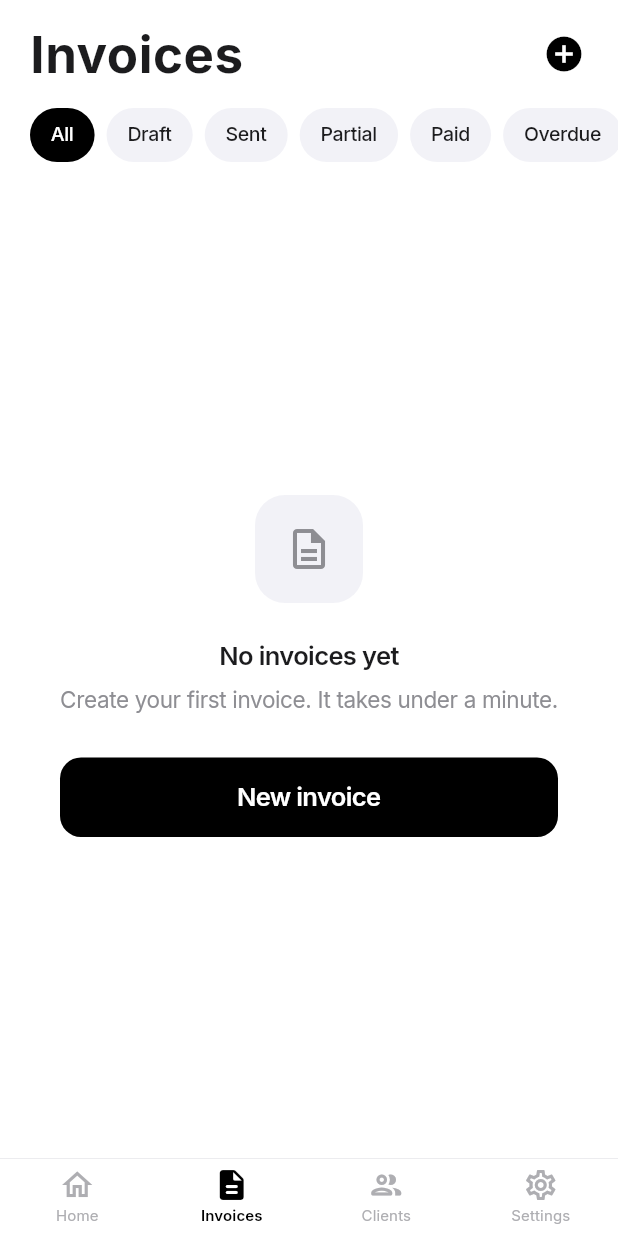
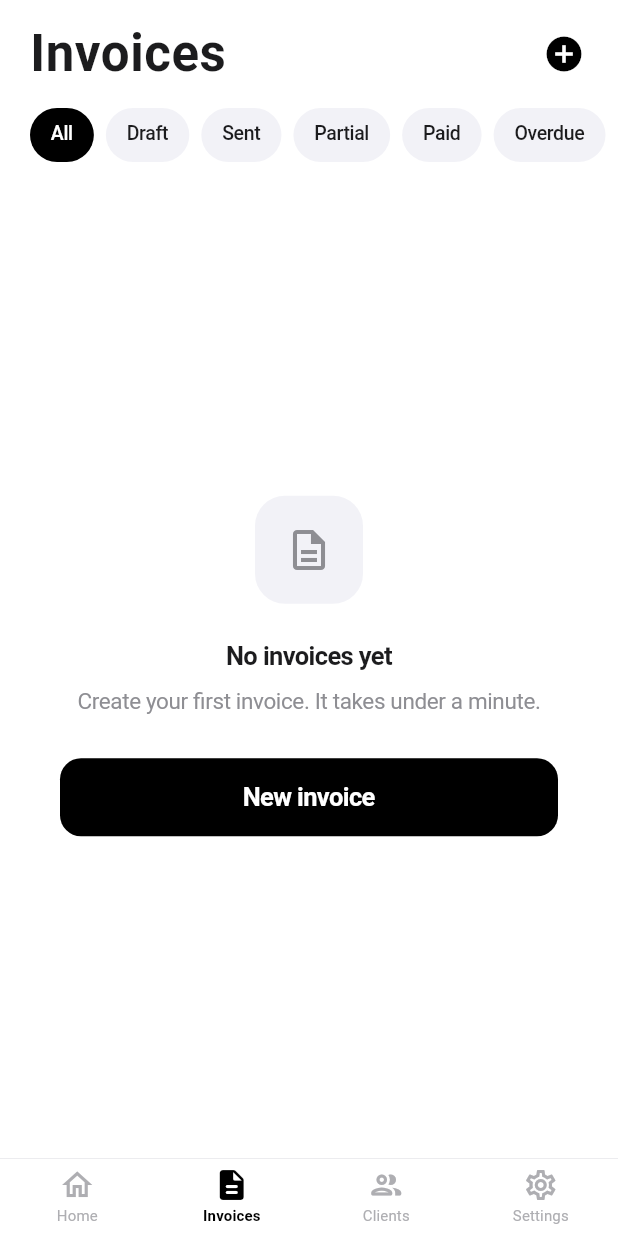
Before and after one commit to FADAREC/envoice, a Flutter app: the screen it shows after launch, item 2 of the bottom bar chosen, on a phone screen of 412 x 824 dp. Run offline on Flutter 3.47's test engine with Material 3 defaults, Android fonts, the phone set to English and light mode, and no system bars; our stand-ins replace drift, file_picker, flutter_riverpod, image_picker, local_auth, pdf and 3 more; accounts and stored records are empty; generated files the repository leaves out were written again.

Commit message:
fix: offline typography without GoogleFonts network fetch

```diff
--- a/lib/core/theme/app_theme.dart
+++ b/lib/core/theme/app_theme.dart
@@ -1,8 +1,9 @@
 import 'package:flutter/material.dart';
 import 'package:flutter/services.dart';
-import 'package:google_fonts/google_fonts.dart';
 
-/// Apple-grade restraint: near-black ink, pure white, hairline rules, no chrome noise.
+/// Apple-grade restraint: near-black ink, pure white, hairline rules.
+/// Uses the platform default sans (Roboto on Android) so first paint never
+/// waits on a network font download — critical for offline-first.
 class AppColors {
   static const black = Color(0xFF000000);
   static const ink = Color(0xFF1C1C1E);
@@ -19,7 +20,6 @@ class AppColors {
   static const warning = Color(0xFFFF9500);
   static const danger = Color(0xFFFF3B30);
 
-  // legacy aliases used across screens
   static const muted = secondary;
   static const faint = tertiary;
   static const line = hairline;
@@ -56,68 +56,68 @@ class AppTheme {
       ),
     );
 
-    final textTheme = GoogleFonts.interTextTheme(base.textTheme).copyWith(
-      displayLarge: GoogleFonts.inter(
+    final textTheme = base.textTheme.copyWith(
+      displayLarge: const TextStyle(
         fontSize: 34,
         fontWeight: FontWeight.w700,
         letterSpacing: 0.37,
         height: 1.15,
         color: AppColors.ink,
       ),
-      displayMedium: GoogleFonts.inter(
+      displayMedium: const TextStyle(
         fontSize: 28,
         fontWeight: FontWeight.w700,
         letterSpacing: 0.36,
         height: 1.2,
         color: AppColors.ink,
       ),
-      headlineMedium: GoogleFonts.inter(
+      headlineMedium: const TextStyle(
         fontSize: 22,
         fontWeight: FontWeight.w600,
         letterSpacing: 0.35,
         height: 1.25,
         color: AppColors.ink,
       ),
-      titleLarge: GoogleFonts.inter(
+      titleLarge: const TextStyle(
         fontSize: 17,
         fontWeight: FontWeight.w600,
         letterSpacing: -0.41,
         height: 1.3,
         color: AppColors.ink,
       ),
-      titleMedium: GoogleFonts.inter(
+      titleMedium: const TextStyle(
         fontSize: 16,
         fontWeight: FontWeight.w600,
         letterSpacing: -0.32,
         color: AppColors.ink,
       ),
-      bodyLarge: GoogleFonts.inter(
+      bodyLarge: const TextStyle(
         fontSize: 17,
         fontWeight: FontWeight.w400,
         letterSpacing: -0.41,
         height: 1.35,
         color: AppColors.ink,
       ),
-      bodyMedium: GoogleFonts.inter(
+      bodyMedium: const TextStyle(
         fontSize: 15,
         fontWeight: FontWeight.w400,
         letterSpacing: -0.24,
         height: 1.35,
         color: AppColors.ink,
       ),
-      bodySmall: GoogleFonts.inter(
+      bodySmall: const TextStyle(
         fontSize: 13,
         fontWeight: FontWeight.w400,
         letterSpacing: -0.08,
         color: AppColors.secondary,
       ),
-      labelLarge: GoogleFonts.inter(
+      labelLarge: const TextStyle(
         fontSize: 17,
         fontWeight: FontWeight.w600,
         letterSpacing: -0.41,
         color: AppColors.ink,
       ),
-      labelMedium: GoogleFonts.inter(
+      labelMedium: const TextStyle(
         fontSize: 12,
         fontWeight: FontWeight.w500,
         letterSpacing: 0,
```
